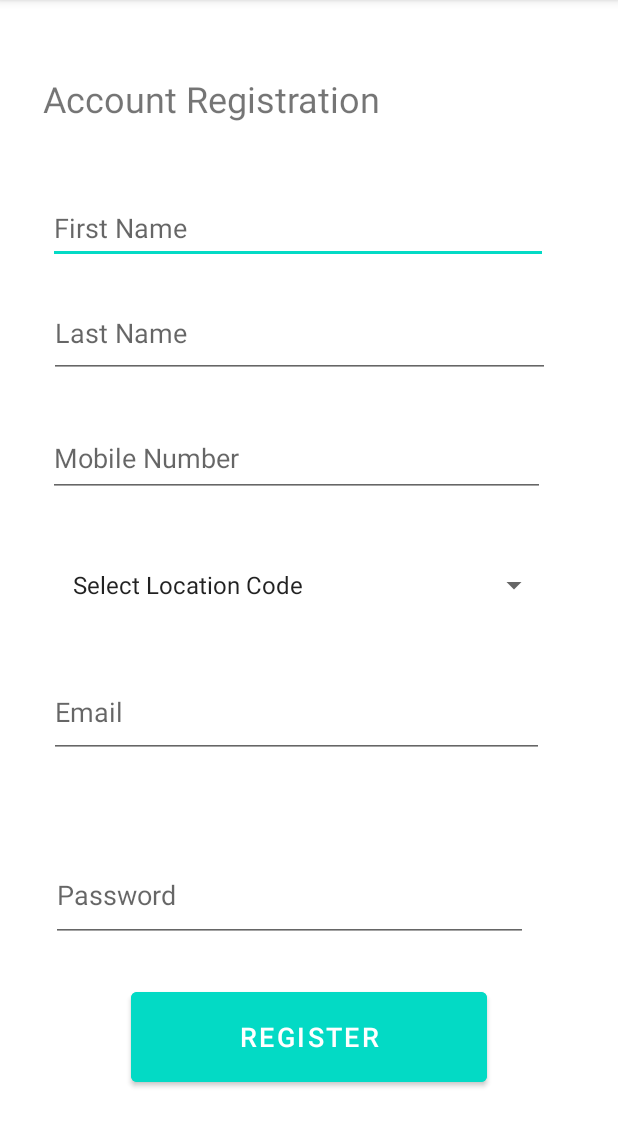
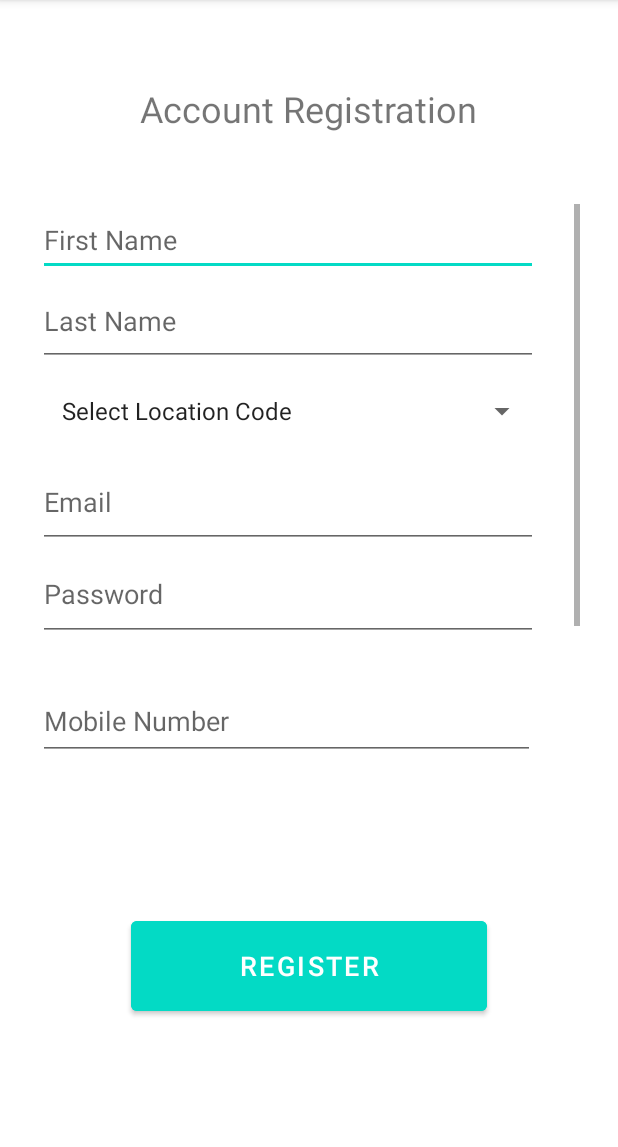
Before and after one commit to jolomunar/EdgeScanner-MobileApp, an Android app: the Register screen opened directly, with no data from a screen before it, on a phone screen of 412 x 824 dp, the part 84-1231 px from its top. Run offline under Robolectric (Android 15) with nearby library versions, the phone set to English and light mode, and no system bars; our stand-ins replace Firebase (no records; nobody signed in at launch, a user with empty details on screens opened directly).

```diff
--- a/app/build.gradle
+++ b/app/build.gradle
@@ -49,5 +49,5 @@ dependencies {
     implementation 'com.squareup.retrofit2:retrofit:2.9.0'
     implementation 'com.android.volley:volley-cronet:1.2.1'
     implementation 'com.journeyapps:zxing-android-embedded:4.0.2'
-    implementation 'com.google.zxing:core:3.2.0'
+    implementation 'com.google.zxing:core:3.5.1'
 }
--- a/app/src/main/java/apc/mobprog/myqrcodeandbarcodescanner/DisplayActivity.java
+++ b/app/src/main/java/apc/mobprog/myqrcodeandbarcodescanner/DisplayActivity.java
@@ -68,6 +68,7 @@ public class DisplayActivity extends AppCompatActivity {
     private TextView textView2;
 
     //   String esEndpoint = "https://edgescanner.herokuapp.com/api/ess-api/create";
+//   String esEndpoint = "https://edgescanner.herokuapp.com/api/ess-api/create";
 //   String esEndpoint = "http://localhost:8000/api/ess-api/create";
 //   String esEndpoint = "https://eok6418nj8g0skh.m.pipedream.net";
 //   String esEndpoint = "https://e7bf9b6b00c727d40a25426a9ec5c20e.m.pipedream.net";
@@ -140,7 +141,6 @@ public class DisplayActivity extends AppCompatActivity {
         PromoData.firstname = intent.getStringExtra("firstname");
 
         textView2.setText(PromoData.firstname);
-
 
     }
 
--- a/app/src/main/java/apc/mobprog/myqrcodeandbarcodescanner/Register.java
+++ b/app/src/main/java/apc/mobprog/myqrcodeandbarcodescanner/Register.java
@@ -4,14 +4,19 @@ import androidx.annotation.NonNull;
 import androidx.appcompat.app.AppCompatActivity;
 
 import android.annotation.SuppressLint;
+import android.content.DialogInterface;
 import android.content.pm.ActivityInfo;
+import android.util.Patterns;
 import android.view.View;
+import android.webkit.WebView;
 import android.widget.ArrayAdapter;
 import android.widget.Button;
 import android.widget.EditText;
-
+import android.app.AlertDialog;
 import java.util.HashMap;
 
+import android.widget.RadioButton;
+import android.widget.RadioGroup;
 import android.text.TextUtils;
 import android.content.Intent;
 import android.widget.Spinner;
@@ -22,19 +27,23 @@ import com.google.android.gms.tasks.OnCompleteListener;
 import com.google.android.gms.tasks.Task;
 import com.google.firebase.auth.AuthResult;
 import com.google.firebase.auth.FirebaseAuth;
+import com.google.firebase.auth.FirebaseAuthInvalidCredentialsException;
+import com.google.firebase.auth.FirebaseAuthUserCollisionException;
+import com.google.firebase.auth.FirebaseAuthWeakPasswordException;
 import com.google.firebase.auth.FirebaseUser;
 import com.google.firebase.database.DatabaseReference;
 import com.google.firebase.database.FirebaseDatabase;
 
 public class Register extends AppCompatActivity {
 
-    EditText firstname, lastname, email, password, mobNum;
-    Spinner locationCode;
-    String first, sur, emailAdd, passwd, locCode, mobileNumber;
+    EditText firstname, lastname, email, password, mobNum, empAge;
+    Spinner locationCode, empGen;
+    String first, sur, emailAdd, passwd, locCode, mobileNumber, gender, age;
     Button register;
 
     FirebaseDatabase node = FirebaseDatabase.getInstance();
-    DatabaseReference ref = node.getReference().child("registration-data");
+    DatabaseReference ref = node.getReference().child("registration-data").child("new-user");
+
 
     @SuppressLint("MissingInflatedId")
     @Override
@@ -49,6 +58,7 @@ public class Register extends AppCompatActivity {
         email = findViewById(R.id.email);
         password = findViewById(R.id.password);
         mobNum= findViewById(R.id.mobNum);
+        empAge = findViewById(R.id.empAge);
 
         //Location Code Dropdown
         locationCode = findViewById(R.id.locationCode);
@@ -57,7 +67,16 @@ public class Register extends AppCompatActivity {
         outlet.setDropDownViewResource(android.R.layout.simple_spinner_dropdown_item);
         locationCode.setAdapter(outlet);
 
+        //Gender Dropdown
+        empGen = findViewById(R.id.empGen);
+        ArrayAdapter<String> gender = new ArrayAdapter<String>(this,android.R.layout.simple_list_item_1,
+                getResources().getStringArray(R.array.empGen));
+        outlet.setDropDownViewResource(android.R.layout.simple_spinner_dropdown_item);
+        empGen.setAdapter(gender);
+
         beginOnClick();
+
+
     }
     public void beginOnClick() {
 
@@ -72,13 +91,15 @@ public class Register extends AppCompatActivity {
                 passwd = password.getText().toString();
                 locCode = locationCode.getSelectedItem().toString();
                 mobileNumber = mobNum.getText().toString();
+                gender = empGen.getSelectedItem().toString();
+                age = empAge.getText().toString();
 
 
                 if (TextUtils.isEmpty(first)){
-                    firstname.setError("Please Enter Email");
+                    firstname.setError("Please Enter First Name");
                     return;
                 } else if (TextUtils.isEmpty(sur)) {
-                    lastname.setError("Please Enter Password");
+                    lastname.setError("Please Enter Last Name");
                     return;
                 } else if (TextUtils.isEmpty(mobileNumber)) {
                     mobNum.setError("Please Enter Mobile Number");
@@ -86,26 +107,36 @@ public class Register extends AppCompatActivity {
                 } else if (TextUtils.isEmpty(emailAdd)) {
                     email.setError("Please Enter Email");
                     return;
-                } else if (TextUtils.isEmpty(passwd)) {
-                    password.setError("Please Enter Password");
+                } else if (!Patterns.EMAIL_ADDRESS.matcher(emailAdd).matches()) {
+                    email.setError("Email is Invalid");
+                    return;
+                } else if (TextUtils.isEmpty(passwd) || passwd.length() < 8) {
+                    password.setError("Password must contain at least 8 characters");
+                    return;
+                } else if (TextUtils.isEmpty(age)) {
+                    empAge.setError("Please Enter Age");
                     return;
                 } else {
-                    registerAccount(first, sur, emailAdd, passwd, locCode, mobileNumber);
+                    registerAccount(first, sur, emailAdd, passwd, locCode, mobileNumber, age, gender);
                 }
             }
         });
     }
-    public void registerAccount(String first, String sur, String emailAdd, String passwd, String locCode, String mobileNumber){
+    public void registerAccount(String first, String sur, String emailAdd, String passwd, String locCode, String mobileNumber
+    , String age, String gender){
+
         FirebaseAuth auth = FirebaseAuth.getInstance();
         auth.createUserWithEmailAndPassword(emailAdd, passwd).addOnCompleteListener(Register.this,
                 new OnCompleteListener<AuthResult>() {
                     @Override
                     public void onComplete(@NonNull Task<AuthResult> task) {
+
                         if(task.isSuccessful()) {
+
                             Toast.makeText(Register.this, "Account Registered", Toast.LENGTH_LONG).show();
                             FirebaseUser user= auth.getCurrentUser();
 
-                            Intent intent = new Intent(Register.this, Login.class);
+                            Intent intent = new Intent(Register.this, PrivacyPolicy.class);
                             startActivity(intent);
                             finish();
 
@@ -117,11 +148,26 @@ public class Register extends AppCompatActivity {
                             promoMap.put("password", passwd);
                             promoMap.put("outlet", locCode);
                             promoMap.put("mobNum", mobileNumber);
+                            promoMap.put("empAge", age);
+                            promoMap.put("empGen", gender);
 
                             ref.push().setValue(promoMap);
                         }
                         else {
-
+                            try {
+                                throw task.getException();
+                            } catch (FirebaseAuthUserCollisionException e) {
+                                email.setError("Email already existing");
+                                email.requestFocus();
+                                mobNum.setError("Mobile number is already taken");
+                                mobNum.requestFocus();
+                                firstname.setError("First Name is already taken");
+                                firstname.requestFocus();
+                                lastname.setError("Last Name is already taken");
+                                lastname.requestFocus();
+                            }  catch (Exception e) {
+                                Toast.makeText(Register.this, e.getMessage(), Toast.LENGTH_LONG).show();
+                            }
                         }
                     }
                 });
--- a/app/src/main/res/layout/activity_register.xml
+++ b/app/src/main/res/layout/activity_register.xml
@@ -5,92 +5,110 @@
     android:layout_width="match_parent"
     android:layout_height="match_parent">
 
-    <Spinner
-        android:id="@+id/locationCode"
-        android:layout_width="334dp"
-        android:layout_height="60dp"
-        android:layout_marginTop="360dp"
-        android:ems="10"
-        android:hint="Location Code"
-        app:layout_constraintEnd_toEndOf="parent"
-        app:layout_constraintHorizontal_bias="0.415"
-        app:layout_constraintStart_toStartOf="parent"
-        app:layout_constraintTop_toTopOf="parent"
-        tools:ignore="SpeakableTextPresentCheck" />
 
     <TextView
         android:id="@+id/textView5"
         android:layout_width="344dp"
         android:layout_height="53dp"
+        android:layout_marginTop="56dp"
         android:text="Account Registration"
-        android:textAlignment="inherit"
+        android:textAlignment="center"
         android:textSize="24sp"
-        app:layout_constraintBottom_toBottomOf="parent"
         app:layout_constraintEnd_toEndOf="parent"
-        app:layout_constraintHorizontal_bias="0.417"
+        app:layout_constraintHorizontal_bias="0.492"
         app:layout_constraintStart_toStartOf="parent"
-        app:layout_constraintTop_toTopOf="parent"
-        app:layout_constraintVertical_bias="0.069" />
+        app:layout_constraintTop_toTopOf="parent" />
 
     <Button
         android:id="@+id/button6"
         android:layout_width="237dp"
         android:layout_height="72dp"
+        android:layout_marginTop="608dp"
         android:backgroundTint="@color/teal_200"
         android:text="Register"
         android:textSize="18sp"
-        app:layout_constraintBottom_toBottomOf="parent"
         app:layout_constraintEnd_toEndOf="parent"
         app:layout_constraintStart_toStartOf="parent"
-        app:layout_constraintTop_toTopOf="parent"
-        app:layout_constraintVertical_bias="0.942" />
+        app:layout_constraintTop_toTopOf="parent" />
+
+
+    <ScrollView
+        android:id="@+id/scrollView2"
+        android:layout_width="361dp"
+        android:layout_height="367dp"
+        android:layout_marginTop="136dp"
+        app:layout_constraintEnd_toEndOf="parent"
+        app:layout_constraintStart_toStartOf="parent"
+        app:layout_constraintTop_toTopOf="parent">
+
+        <LinearLayout
+            android:layout_width="match_parent"
+            android:layout_height="wrap_content"
+            android:orientation="vertical">
 
             <EditText
                 android:id="@+id/firstname"
                 android:layout_width="333dp"
                 android:layout_height="48dp"
-        android:layout_marginTop="128dp"
                 android:ems="10"
                 android:hint="First Name"
                 android:inputType="textPersonName"
+                app:layout_constraintBottom_toBottomOf="parent"
                 app:layout_constraintEnd_toEndOf="parent"
                 app:layout_constraintHorizontal_bias="0.41"
                 app:layout_constraintStart_toStartOf="parent"
                 app:layout_constraintTop_toTopOf="parent"
+                app:layout_constraintVertical_bias="0.183"
                 tools:ignore="SpeakableTextPresentCheck" />
 
             <EditText
                 android:id="@+id/lastname"
-        android:layout_width="334dp"
+                android:layout_width="333dp"
                 android:layout_height="60dp"
-        android:layout_marginTop="192dp"
                 android:ems="10"
                 android:hint="Last Name"
                 android:inputType="textPersonName"
+                app:layout_constraintBottom_toBottomOf="parent"
+                app:layout_constraintEnd_toEndOf="parent"
+                app:layout_constraintHorizontal_bias="0.441"
+                app:layout_constraintStart_toStartOf="parent"
+                app:layout_constraintTop_toTopOf="parent"
+                app:layout_constraintVertical_bias="0.29"
+                tools:ignore="SpeakableTextPresentCheck" />
+
+            <Spinner
+                android:id="@+id/locationCode"
+                android:layout_width="333dp"
+                android:layout_height="60dp"
+                android:ems="10"
+                android:hint="Location Code"
+                app:layout_constraintBottom_toBottomOf="parent"
                 app:layout_constraintEnd_toEndOf="parent"
                 app:layout_constraintHorizontal_bias="0.415"
                 app:layout_constraintStart_toStartOf="parent"
                 app:layout_constraintTop_toTopOf="parent"
+                app:layout_constraintVertical_bias="0.54"
                 tools:ignore="SpeakableTextPresentCheck" />
 
             <EditText
                 android:id="@+id/email"
-        android:layout_width="330dp"
+                android:layout_width="333dp"
                 android:layout_height="61dp"
-        android:layout_marginTop="444dp"
                 android:ems="10"
                 android:hint="Email"
                 android:inputType="textEmailAddress"
                 android:minHeight="48dp"
+                app:layout_constraintBottom_toBottomOf="parent"
                 app:layout_constraintEnd_toEndOf="parent"
                 app:layout_constraintHorizontal_bias="0.395"
                 app:layout_constraintStart_toStartOf="parent"
                 app:layout_constraintTop_toTopOf="parent"
+                app:layout_constraintVertical_bias="0.664"
                 tools:ignore="SpeakableTextPresentCheck" />
 
             <EditText
                 android:id="@+id/password"
-        android:layout_width="318dp"
+                android:layout_width="333dp"
                 android:layout_height="62dp"
                 android:ems="10"
                 android:hint="Password"
@@ -100,7 +118,7 @@
                 app:layout_constraintHorizontal_bias="0.365"
                 app:layout_constraintStart_toStartOf="parent"
                 app:layout_constraintTop_toTopOf="parent"
-        app:layout_constraintVertical_bias="0.802"
+                app:layout_constraintVertical_bias="0.792"
                 tools:ignore="SpeakableTextPresentCheck" />
 
             <EditText
@@ -116,4 +134,21 @@
                 app:layout_constraintStart_toStartOf="parent"
                 app:layout_constraintTop_toBottomOf="@+id/lastname" />
 
+            <EditText
+                android:id="@+id/empAge"
+                android:layout_width="73dp"
+                android:layout_height="55dp"
+                android:ems="10"
+                android:hint="Age"
+                android:inputType="number" />
+
+            <Spinner
+                android:id="@+id/empGen"
+                android:layout_width="142dp"
+                android:layout_height="53dp"
+                tools:ignore="SpeakableTextPresentCheck" />
+
+        </LinearLayout>
+    </ScrollView>
+
 </androidx.constraintlayout.widget.ConstraintLayout>
```
Also changed, not shown: app/src/main/AndroidManifest.xml (+8 -0 lines), app/src/main/java/apc/mobprog/myqrcodeandbarcodescanner/Login.java (+44 -2 lines), app/src/main/java/apc/mobprog/myqrcodeandbarcodescanner/MainActivity.java (+35 -11 lines), app/src/main/java/apc/mobprog/myqrcodeandbarcodescanner/PrivacyPolicy.java (added, +38 -0 lines), app/src/main/java/apc/mobprog/myqrcodeandbarcodescanner/PromoData.java (+7 -2 lines), app/src/main/res/layout/activity_display.xml (+11 -9 lines), app/src/main/res/layout/activity_main.xml (+31 -3 lines), app/src/main/res/layout/activity_privacy_policy.xml (added, +34 -0 lines), app/src/main/res/values/strings.xml (+11 -19 lines), 1 other file. Lines whose indentation alone changed are shown as unchanged.
